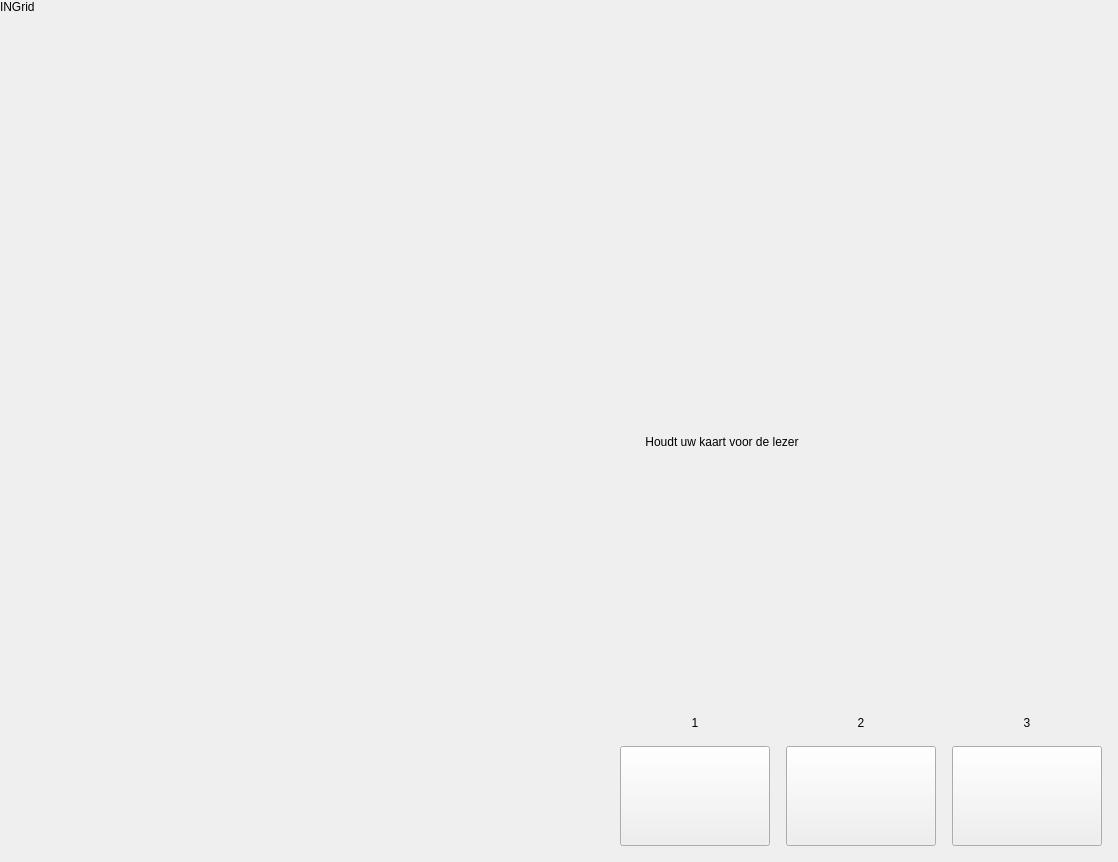
Before: the Qt Designer form ui/main.ui in Herbankers/hb-GUI, drawn with Qt 5.
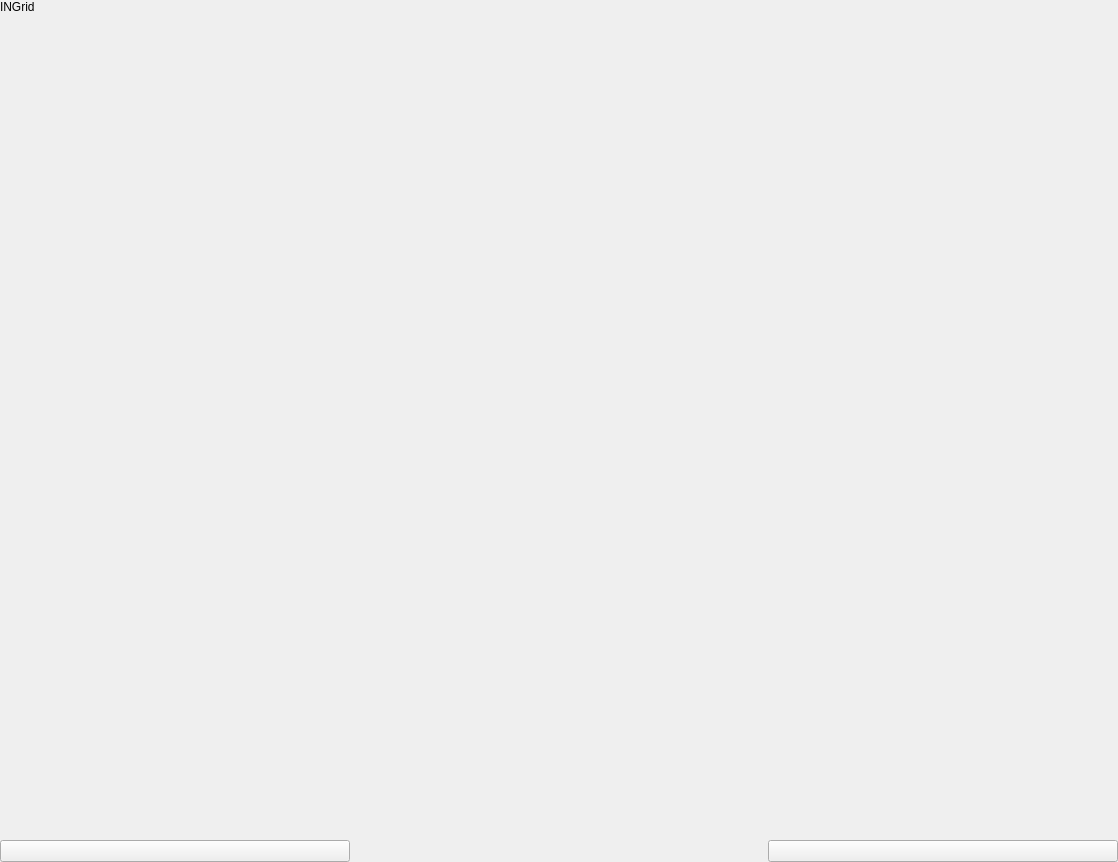
After: the same form once the commit is applied. Icons and pictures are not drawn.

Commit message: gui: add support for receipt printing

The edit to the form file:
```diff
--- a/ui/main.ui
+++ b/ui/main.ui
@@ -161,7 +161,7 @@
        </size>
       </property>
       <property name="currentIndex">
-       <number>0</number>
+       <number>8</number>
       </property>
       <widget class="QWidget" name="cardPage">
        <layout class="QVBoxLayout" name="verticalLayout_4">
@@ -1524,6 +1524,116 @@
         </item>
        </layout>
       </widget>
+      <widget class="QWidget" name="confirmPage">
+       <layout class="QVBoxLayout" name="verticalLayout_16">
+        <property name="spacing">
+         <number>0</number>
+        </property>
+        <property name="leftMargin">
+         <number>0</number>
+        </property>
+        <property name="topMargin">
+         <number>0</number>
+        </property>
+        <property name="rightMargin">
+         <number>0</number>
+        </property>
+        <property name="bottomMargin">
+         <number>0</number>
+        </property>
+        <item>
+         <spacer name="verticalSpacer_28">
+          <property name="orientation">
+           <enum>Qt::Vertical</enum>
+          </property>
+          <property name="sizeHint" stdset="0">
+           <size>
+            <width>20</width>
+            <height>40</height>
+           </size>
+          </property>
+         </spacer>
+        </item>
+        <item>
+         <widget class="QLabel" name="confirmText">
+          <property name="text">
+           <string/>
+          </property>
+          <property name="alignment">
+           <set>Qt::AlignCenter</set>
+          </property>
+         </widget>
+        </item>
+        <item>
+         <spacer name="verticalSpacer_27">
+          <property name="orientation">
+           <enum>Qt::Vertical</enum>
+          </property>
+          <property name="sizeHint" stdset="0">
+           <size>
+            <width>20</width>
+            <height>40</height>
+           </size>
+          </property>
+         </spacer>
+        </item>
+        <item>
+         <layout class="QHBoxLayout" name="horizontalLayout_9">
+          <item>
+           <widget class="QPushButton" name="confirmNegative">
+            <property name="minimumSize">
+             <size>
+              <width>350</width>
+              <height>0</height>
+             </size>
+            </property>
+            <property name="maximumSize">
+             <size>
+              <width>16777215</width>
+              <height>86</height>
+             </size>
+            </property>
+            <property name="text">
+             <string/>
+            </property>
+           </widget>
+          </item>
+          <item>
+           <spacer name="horizontalSpacer_12">
+            <property name="orientation">
+             <enum>Qt::Horizontal</enum>
+            </property>
+            <property name="sizeHint" stdset="0">
+             <size>
+              <width>40</width>
+              <height>20</height>
+             </size>
+            </property>
+           </spacer>
+          </item>
+          <item>
+           <widget class="QPushButton" name="confirmPositive">
+            <property name="minimumSize">
+             <size>
+              <width>350</width>
+              <height>0</height>
+             </size>
+            </property>
+            <property name="maximumSize">
+             <size>
+              <width>16777215</width>
+              <height>86</height>
+             </size>
+            </property>
+            <property name="text">
+             <string/>
+            </property>
+           </widget>
+          </item>
+         </layout>
+        </item>
+       </layout>
+      </widget>
       <widget class="QWidget" name="resultPage">
        <layout class="QVBoxLayout" name="verticalLayout_8">
         <property name="spacing">
```
Left out of the diff: 11 changed lines with no effect on the pictures. The commit also changes 5 other files.
